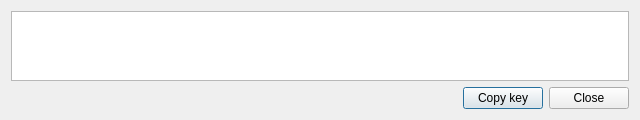
Qt form src/gui/ui/privatekeysdialog.ui (pluracoin/pluracoin-gui-wallet) before a commit.
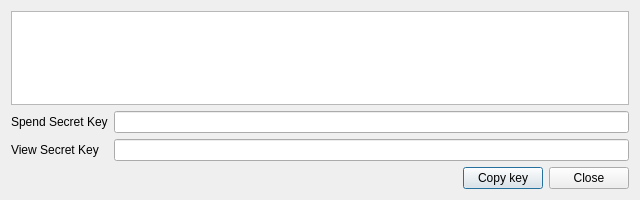
The same form after that commit. Icons and pictures are not drawn.

Commit message:
Update to v.1.1.2 + Show private keys separately in Export keys dialog
Update to v.1.1.2 + Show private keys separately in Export keys dialog

```diff
--- a/src/gui/ui/privatekeysdialog.ui
+++ b/src/gui/ui/privatekeysdialog.ui
@@ -7,7 +7,7 @@
     <x>0</x>
     <y>0</y>
     <width>640</width>
-    <height>120</height>
+    <height>200</height>
    </rect>
   </property>
   <property name="minimumSize">
@@ -29,15 +29,43 @@
    <iconset resource="../../resources.qrc">
     <normaloff>:/images/cryptonote</normaloff>:/images/cryptonote</iconset>
   </property>
-  <layout class="QVBoxLayout" name="verticalLayout">
-   <item>
+  <layout class="QGridLayout" name="gridLayout">
+   <item row="0" column="0" colspan="2">
     <widget class="QTextEdit" name="m_privateKeyEdit">
      <property name="readOnly">
       <bool>true</bool>
      </property>
     </widget>
    </item>
-   <item>
+   <item row="1" column="0">
+    <widget class="QLabel" name="label">
+     <property name="text">
+      <string>Spend Secret Key</string>
+     </property>
+    </widget>
+   </item>
+   <item row="1" column="1">
+    <widget class="QLineEdit" name="m_spendSecretKeyEdit">
+     <property name="readOnly">
+      <bool>true</bool>
+     </property>
+    </widget>
+   </item>
+   <item row="2" column="0">
+    <widget class="QLabel" name="label_2">
+     <property name="text">
+      <string>View Secret Key</string>
+     </property>
+    </widget>
+   </item>
+   <item row="2" column="1">
+    <widget class="QLineEdit" name="m_viewSecretKeyEdit">
+     <property name="readOnly">
+      <bool>true</bool>
+     </property>
+    </widget>
+   </item>
+   <item row="3" column="0" colspan="2">
     <layout class="QHBoxLayout" name="horizontalLayout">
      <item>
       <spacer name="horizontalSpacer">
```
Left out of the diff: 2 changed lines with no effect on the pictures. The commit also changes 5 other files.
